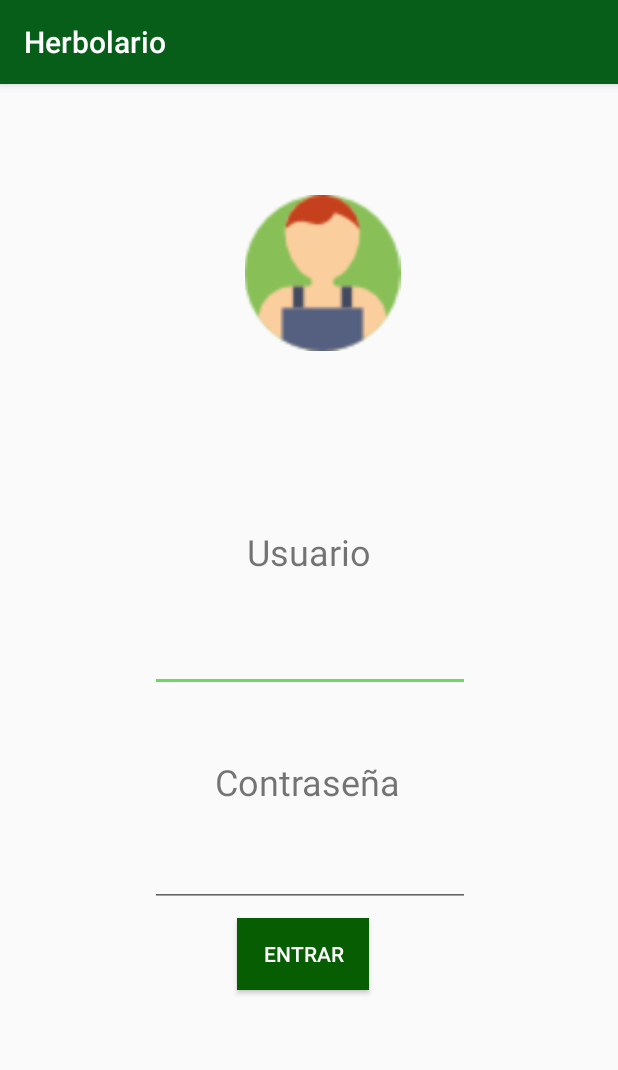
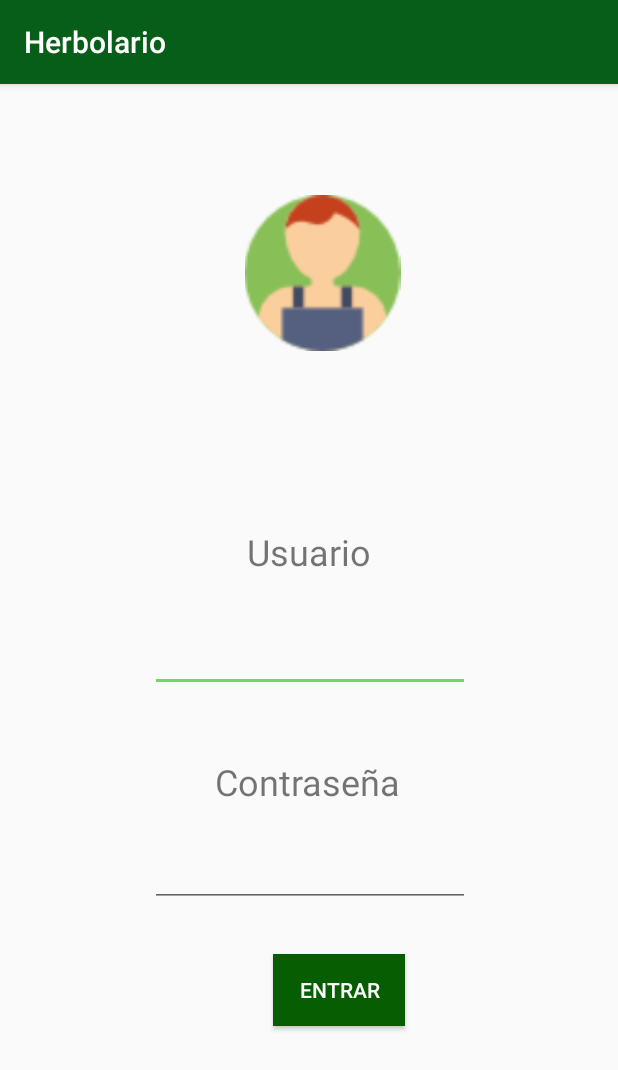
Before and after one commit to Cinthiaru/Plantitas, an Android app: the screen it shows after launch (MainActivity), on a phone screen of 412 x 824 dp. Shown: the top 1070 px of the screen. Run offline under Robolectric (Android 15) with nearby library versions, the phone set to English and light mode, and no system bars.

Commit message:
Mejore el boton x2

```diff
--- a/app/src/main/java/mx/uv/herbolario/MainActivity.java
+++ b/app/src/main/java/mx/uv/herbolario/MainActivity.java
@@ -15,7 +15,7 @@ import android.widget.Toolbar;
 public class MainActivity extends AppCompatActivity {
     EditText et1, et2;
     private Cursor fila;
-    Button ingresar;
+    Button boton;
 
     @Override
     protected void onCreate(Bundle savedInstanceState) {
@@ -24,6 +24,7 @@ public class MainActivity extends AppCompatActivity {
         et1=(EditText) findViewById(R.id.editText);
         et2=(EditText) findViewById(R.id.editText2);
 
+        boton=(Button) findViewById(R.id.button5);
 
     }
     public void ingresar(View view) {
--- a/app/src/main/res/layout/activity_main.xml
+++ b/app/src/main/res/layout/activity_main.xml
@@ -100,16 +100,19 @@
         android:layout_height="wrap_content"
         android:layout_marginStart="8dp"
         android:layout_marginLeft="8dp"
-        android:layout_marginTop="556dp"
+        android:layout_marginTop="580dp"
         android:layout_marginEnd="8dp"
         android:layout_marginRight="8dp"
+        android:layout_marginBottom="8dp"
         android:background="#075E02"
         android:onClick="ingresar"
         android:text="Entrar"
         android:textColor="@android:color/white"
+        app:layout_constraintBottom_toBottomOf="parent"
         app:layout_constraintEnd_toEndOf="parent"
-        app:layout_constraintHorizontal_bias="0.488"
+        app:layout_constraintHorizontal_bias="0.566"
         app:layout_constraintStart_toStartOf="parent"
-        app:layout_constraintTop_toTopOf="parent" />
+        app:layout_constraintTop_toTopOf="parent"
+        app:layout_constraintVertical_bias="0.0" />
 
 </android.support.constraint.ConstraintLayout>
```
